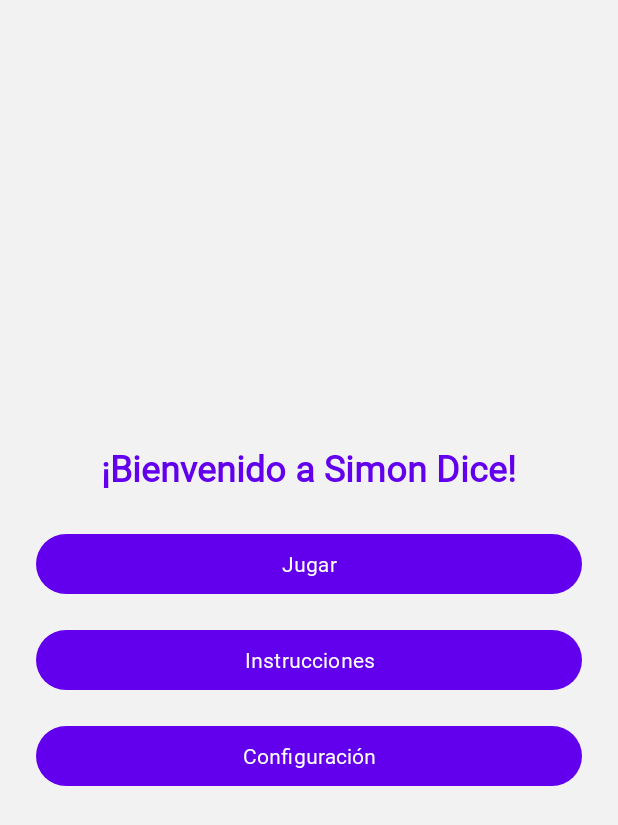
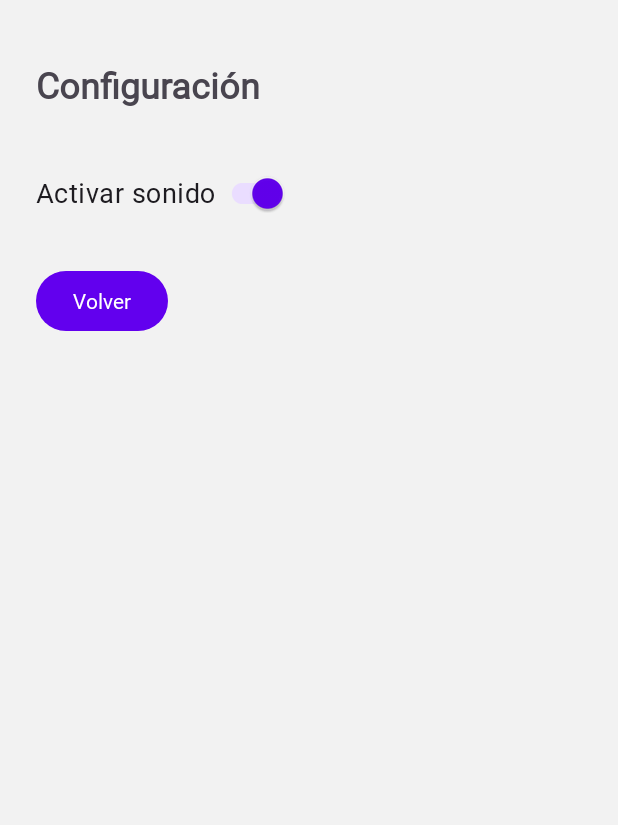
Before and after one commit to DACS-SLL/K-Projects, an Android app built with Jetpack Compose: the screen it shows after launch (MainActivity), after a tap on "Configuración", on a phone screen of 412 x 824 dp. Shown: the top 825 px of the screen. Run offline under Robolectric (Android 15) with nearby library versions, the phone set to English and light mode, and no system bars; 2 statements that could not run were skipped.

Commit message:
Funcionalidad 8: Funciones finales del proyecto

```diff
--- /dev/null
+++ b/ParcialP/simondiceapp/app/src/main/java/com/dacs/simondiceapp/managers/SettingsManager.kt
@@ -0,0 +1,39 @@
+package com.dacs.simondiceapp.managers
+
+import android.content.Context
+import com.dacs.simondiceapp.data.PreferencesManager
+
+// Este manager permite separar la lógica de acceso a SharedPreferences
+// de la lógica de la app, lo que mejora la mantenibilidad del código.
+class SettingsManager private constructor(context: Context) {
+
+    private val preferencesManager = PreferencesManager(context)
+
+    // Singleton companion
+    companion object {
+        @Volatile private var instance: SettingsManager? = null
+
+        fun getInstance(context: Context): SettingsManager {
+            return instance ?: synchronized(this) {
+                instance ?: SettingsManager(context.applicationContext).also { instance = it }
+            }
+        }
+    }
+
+    // Funciones públicas
+    fun isSoundEnabled(): Boolean {
+        return preferencesManager.isVolumeEnabled()
+    }
+
+    fun setSoundEnabled(enabled: Boolean) {
+        preferencesManager.setVolumeEnabled(enabled)
+    }
+
+    fun saveIfNewHighScore(score: Int) {
+        preferencesManager.saveHighScore(score)
+    }
+
+    fun getHighScore(): Int {
+        return preferencesManager.getHighScore()
+    }
+}
--- a/ParcialP/simondiceapp/app/src/main/java/com/dacs/simondiceapp/ui/settings/SettingsFragment.kt
+++ b/ParcialP/simondiceapp/app/src/main/java/com/dacs/simondiceapp/ui/settings/SettingsFragment.kt
@@ -1,4 +1,58 @@
 package com.dacs.simondiceapp.ui.settings
 
-class SettingsFragment {
+import android.os.Bundle
+import android.view.LayoutInflater
+import android.view.View
+import android.view.ViewGroup
+import androidx.fragment.app.Fragment
+import androidx.navigation.NavOptions
+import androidx.navigation.fragment.findNavController
+import com.dacs.simondiceapp.R
+import com.dacs.simondiceapp.databinding.FragmentSettingsBinding
+import com.dacs.simondiceapp.managers.SettingsManager
+
+class SettingsFragment : Fragment() {
+
+    private var _binding: FragmentSettingsBinding? = null
+    private val binding get() = _binding!!
+    private lateinit var settingsManager: SettingsManager
+
+    override fun onCreateView(
+        inflater: LayoutInflater, container: ViewGroup?,
+        savedInstanceState: Bundle?
+    ): View {
+        _binding = FragmentSettingsBinding.inflate(inflater, container, false)
+        settingsManager = SettingsManager.getInstance(requireContext())
+
+        return binding.root
+    }
+
+    val navOptions = NavOptions.Builder()
+        .setEnterAnim(R.anim.slide_in_right)
+        .setExitAnim(R.anim.slide_out_left)
+        .setPopEnterAnim(R.anim.slide_in_left)
+        .setPopExitAnim(R.anim.slide_out_right)
+        .build()
+
+    override fun onViewCreated(view: View, savedInstanceState: Bundle?) {
+        super.onViewCreated(view, savedInstanceState)
+
+        // Inicializamos el estado del switch con la preferencia actual
+        binding.switchSound.isChecked = settingsManager.isSoundEnabled()
+
+        // Guardamos el nuevo estado cuando el usuario interactúa con el switch
+        binding.switchSound.setOnCheckedChangeListener { _, isChecked ->
+            settingsManager.setSoundEnabled(isChecked)
+        }
+
+        // Acción al presionar "Volver"
+        binding.btnBack.setOnClickListener {
+            findNavController().navigate(R.id.action_settingsFragment_to_welcomeFragment, null, navOptions)
+        }
+    }
+
+    override fun onDestroyView() {
+        super.onDestroyView()
+        _binding = null
+    }
 }
--- a/ParcialP/simondiceapp/app/src/main/java/com/dacs/simondiceapp/ui/welcome/WelcomeFragment.kt
+++ b/ParcialP/simondiceapp/app/src/main/java/com/dacs/simondiceapp/ui/welcome/WelcomeFragment.kt
@@ -39,11 +39,6 @@ class WelcomeFragment : Fragment() {
             findNavController().navigate(R.id.action_welcome_to_game, null, navOptions)
         }
 
-        // Acción al presionar "Instrucciones"
-        binding.btnInstructions.setOnClickListener {
-
-        }
-
         // Acción al presionar "Configuración"
         binding.btnSettings.setOnClickListener {
             findNavController().navigate(R.id.action_welcome_to_settings, null, navOptions)
--- a/ParcialP/simondiceapp/app/src/main/res/layout/fragment_settings.xml
+++ b/ParcialP/simondiceapp/app/src/main/res/layout/fragment_settings.xml
@@ -1,6 +1,39 @@
 <?xml version="1.0" encoding="utf-8"?>
-<androidx.constraintlayout.widget.ConstraintLayout xmlns:android="http://schemas.android.com/apk/res/android"
-             android:layout_width="match_parent"
-             android:layout_height="match_parent">
+<androidx.constraintlayout.widget.ConstraintLayout
+    xmlns:android="http://schemas.android.com/apk/res/android"
+    xmlns:app="http://schemas.android.com/apk/res-auto"
+    android:layout_width="match_parent"
+    android:layout_height="match_parent"
+    android:padding="24dp">
+
+    <TextView
+        android:id="@+id/tvSettingsTitle"
+        android:layout_width="wrap_content"
+        android:layout_height="wrap_content"
+        android:text="@string/settings_title"
+        android:textSize="24sp"
+        android:textStyle="bold"
+        app:layout_constraintTop_toTopOf="parent"
+        app:layout_constraintStart_toStartOf="parent"
+        android:layout_marginTop="16dp" />
+
+    <androidx.appcompat.widget.SwitchCompat
+        android:id="@+id/switchSound"
+        android:layout_width="wrap_content"
+        android:layout_height="wrap_content"
+        android:text="@string/sound_label"
+        android:textSize="18sp"
+        app:layout_constraintTop_toBottomOf="@+id/tvSettingsTitle"
+        app:layout_constraintStart_toStartOf="parent"
+        android:layout_marginTop="32dp" />
+
+    <Button
+        android:id="@+id/btnBack"
+        android:layout_width="wrap_content"
+        android:layout_height="wrap_content"
+        android:text="@string/back"
+        app:layout_constraintTop_toBottomOf="@+id/switchSound"
+        app:layout_constraintStart_toStartOf="parent"
+        android:layout_marginTop="24dp" />
 
 </androidx.constraintlayout.widget.ConstraintLayout>
--- a/ParcialP/simondiceapp/app/src/main/res/layout/fragment_welcome.xml
+++ b/ParcialP/simondiceapp/app/src/main/res/layout/fragment_welcome.xml
@@ -26,13 +26,6 @@
         android:layout_marginBottom="16dp" />
 
     <Button
-        android:id="@+id/btnInstructions"
-        android:layout_width="match_parent"
-        android:layout_height="wrap_content"
-        android:text="@string/btn_instructions"
-        android:layout_marginBottom="16dp" />
-
-    <Button
         android:id="@+id/btnSettings"
         android:layout_width="match_parent"
         android:layout_height="wrap_content"
--- a/ParcialP/simondiceapp/app/src/main/res/navigation/nav_graph.xml
+++ b/ParcialP/simondiceapp/app/src/main/res/navigation/nav_graph.xml
@@ -46,6 +46,9 @@
     <fragment
         android:id="@+id/settingsFragment"
         android:name="com.dacs.simondiceapp.ui.settings.SettingsFragment"
-        android:label="Settings"
-    />
+        android:label="Settings">
+    <action
+        android:id="@+id/action_settingsFragment_to_welcomeFragment"
+        app:destination="@id/welcomeFragment" />
+    </fragment>
 </navigation>
--- a/ParcialP/simondiceapp/app/src/main/res/values/strings.xml
+++ b/ParcialP/simondiceapp/app/src/main/res/values/strings.xml
@@ -26,4 +26,9 @@
     <string name="nuevo_record">¡Nuevo récord!</string>
     <string name="restart_game">Reiniciar</string>
 
+    <!-- SettingsFragment con sus Strings-->
+    <string name="settings_title">Configuración</string>
+    <string name="sound_label">Activar sonido</string>
+    <string name="back">Volver</string>
+
 </resources>
```
